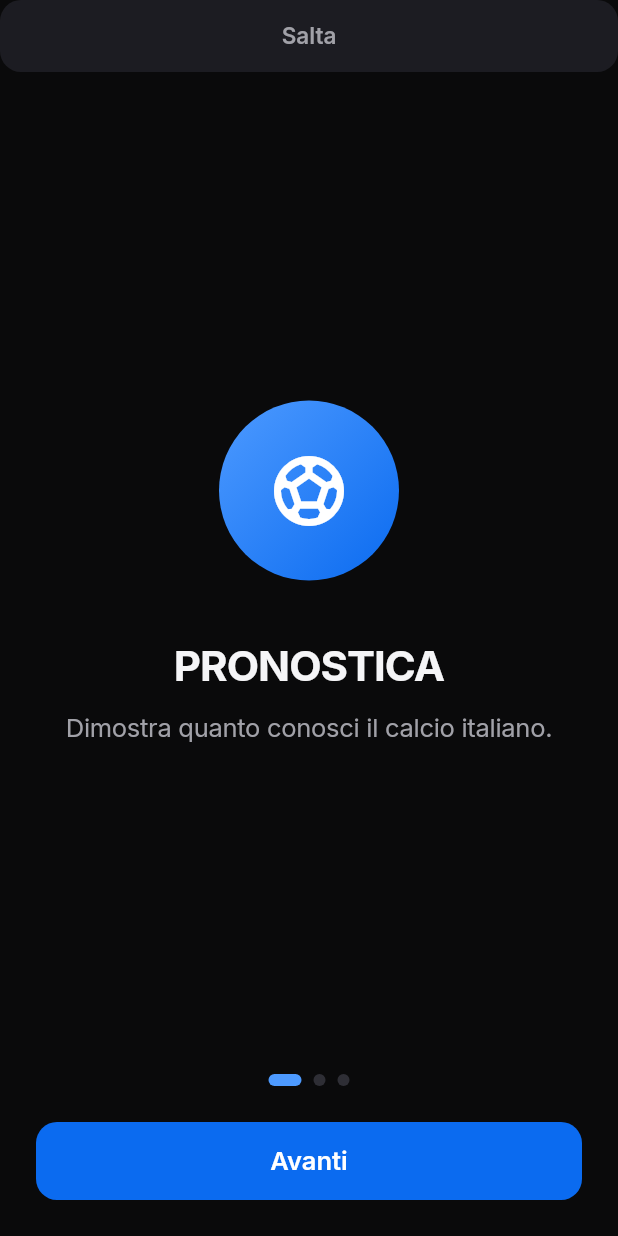
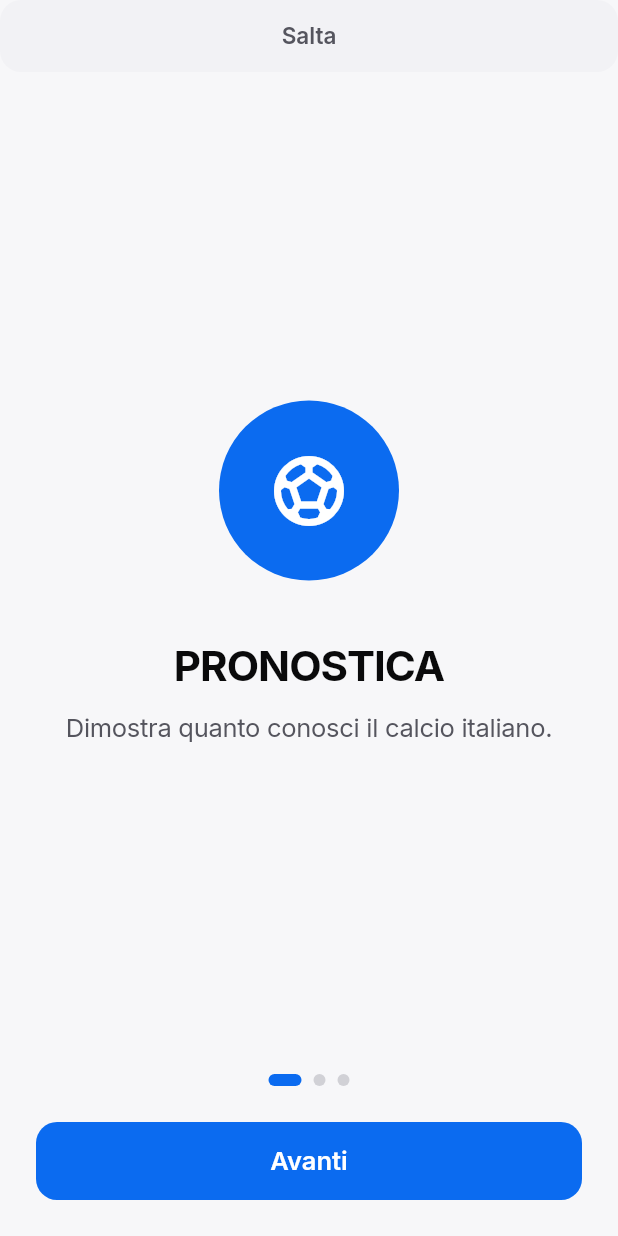
Before and after one commit to nicolariccio/TotoItaliano_V2, a Flutter app: the screen it shows after launch, on a phone screen of 412 x 824 dp. Run offline on Flutter 3.47's test engine with Material 3 defaults, Android fonts, the phone set to English and light mode, and no system bars; our stand-ins replace cloud_firestore, firebase_auth, firebase_core, flutter_riverpod, freezed_annotation, go_router and 3 more; accounts and stored records are empty; generated files the repository leaves out were written again.

Commit message:
Segui il tema di sistema invece di forzare sempre il dark
TotoTheme.light() esisteva già, completo e allineato agli stessi token
del dark, ma non era mai stato attivato (themeMode era fissato su
ThemeMode.dark). Passa a ThemeMode.system: chi preferisce un'interfaccia
più chiara la vede automaticamente, verificato su Home, Classifica,
Leghe e Schedina — buon contrasto ovunque, nessuna card che sparisce
sul fondo.

Co-Authored-By: Claude Sonnet 5 <noreply@anthropic.com>
Claude-Session: https://claude.ai/code/session_012sxsZhfUtwDrGhoybtscaA

```diff
--- a/lib/app.dart
+++ b/lib/app.dart
@@ -17,7 +17,7 @@ class TotoItalianoApp extends ConsumerWidget {
       debugShowCheckedModeBanner: false,
       theme: TotoTheme.light(),
       darkTheme: TotoTheme.dark(),
-      themeMode: ThemeMode.dark,
+      themeMode: ThemeMode.system,
       routerConfig: router,
     );
   }
--- a/lib/main_preview.dart
+++ b/lib/main_preview.dart
@@ -35,7 +35,7 @@ class _PreviewApp extends ConsumerWidget {
       debugShowCheckedModeBanner: false,
       theme: TotoTheme.light(),
       darkTheme: TotoTheme.dark(),
-      themeMode: ThemeMode.dark,
+      themeMode: ThemeMode.system,
       routerConfig: router,
     );
   }
```
